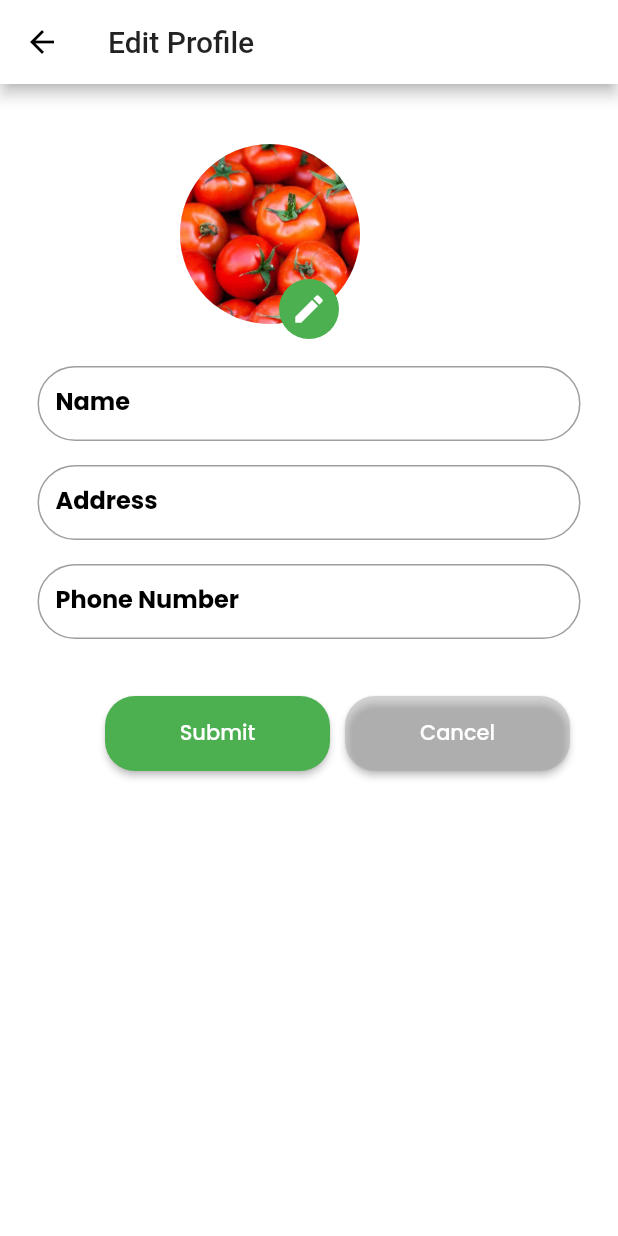
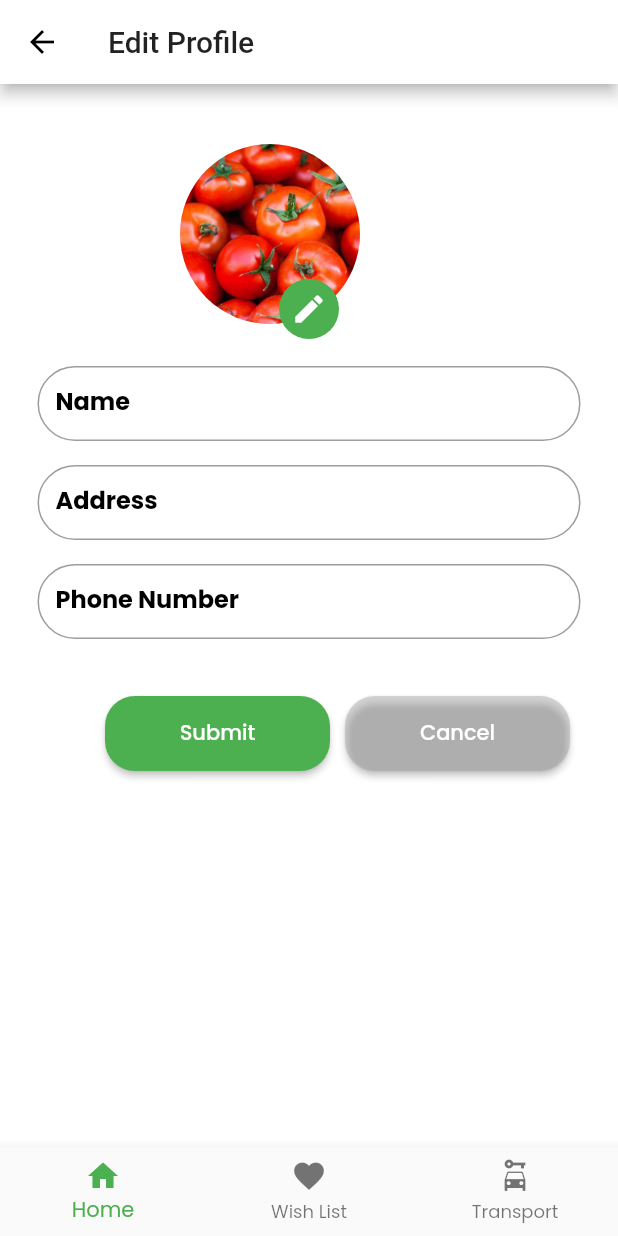
Before and after one commit to FarmartApp/Farmart-Front-end, a Flutter app: the EditProfilePage screen opened directly, on a phone screen of 412 x 824 dp. Run offline on Flutter 3.47's test engine with Material 2 defaults, Android fonts, the phone set to English and light mode, and no system bars; our stand-ins replace cool_alert, flutter_svg, google_fonts; missing offline and left inert: fancy_dialog, sweetalert.

```diff
--- a/lib/Screens/Pages/Editprofilepage.dart
+++ b/lib/Screens/Pages/Editprofilepage.dart
@@ -11,6 +11,13 @@ class EditProfilePage extends StatefulWidget {
 }
 
 class _EditProfilePageState extends State<EditProfilePage> {
+  int _selecteditemindex = 0;
+  void _onTapeditem(int index) {
+    setState(() {
+      _selecteditemindex = index;
+    });
+  }
+
   @override
   Widget build(BuildContext context) {
     return Scaffold(
@@ -127,6 +134,31 @@ class _EditProfilePageState extends State<EditProfilePage> {
           );
         }
       }),
+      bottomNavigationBar: BottomNavigationBar(
+        currentIndex: _selecteditemindex,
+        onTap: _onTapeditem,
+        selectedItemColor: Colors.green,
+        items: [
+          BottomNavigationBarItem(
+            icon: Icon(
+              Icons.home,
+            ),
+            label: "Home",
+          ),
+          BottomNavigationBarItem(
+            icon: Icon(
+              Icons.favorite,
+            ),
+            label: "Wish List",
+          ),
+          BottomNavigationBarItem(
+            icon: Icon(
+              Icons.car_rental,
+            ),
+            label: "Transport",
+          ),
+        ],
+      ),
     );
   }
 }
--- /dev/null
+++ b/lib/Screens/Pages/Pricechartpage.dart
@@ -0,0 +1 @@
+import 'package:flutter/material.dart';
```
Also changed, not shown: lib/Screens/Home/homePage.dart (+5 -3 lines), lib/Screens/Pages/HistoryPage.dart (added, +31 -0 lines), lib/Screens/Pages/Setting.dart (added, +95 -0 lines), lib/Screens/Pages/Contacts.dart (added), lib/Screens/Pages/Helppage.dart (added).
